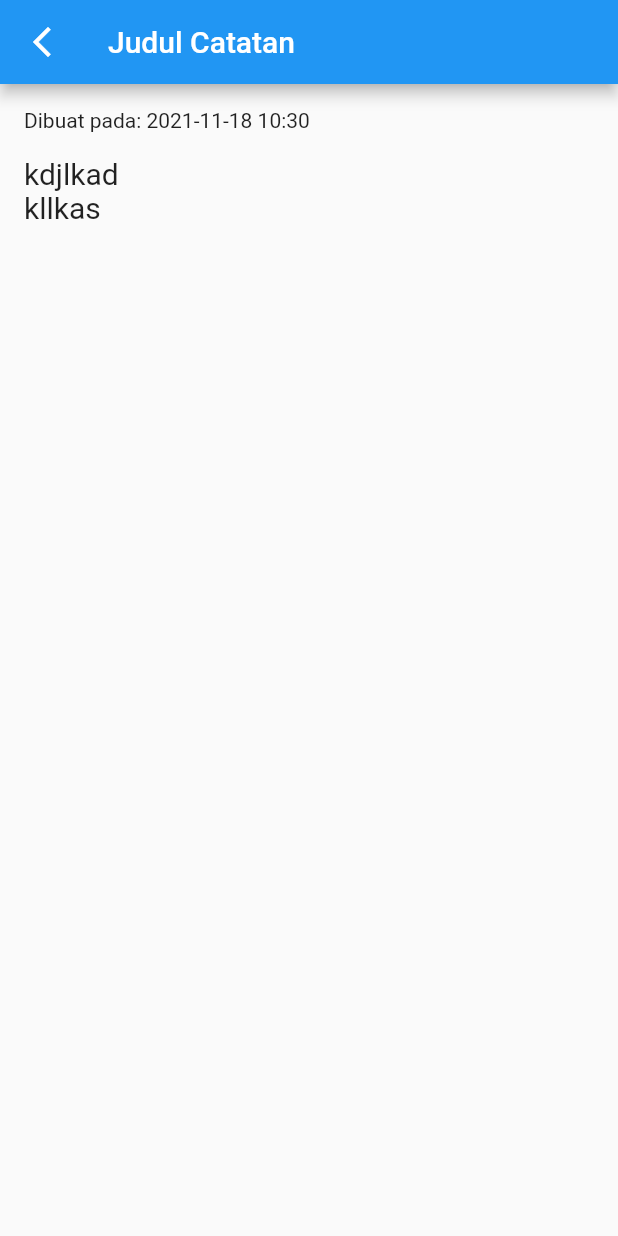
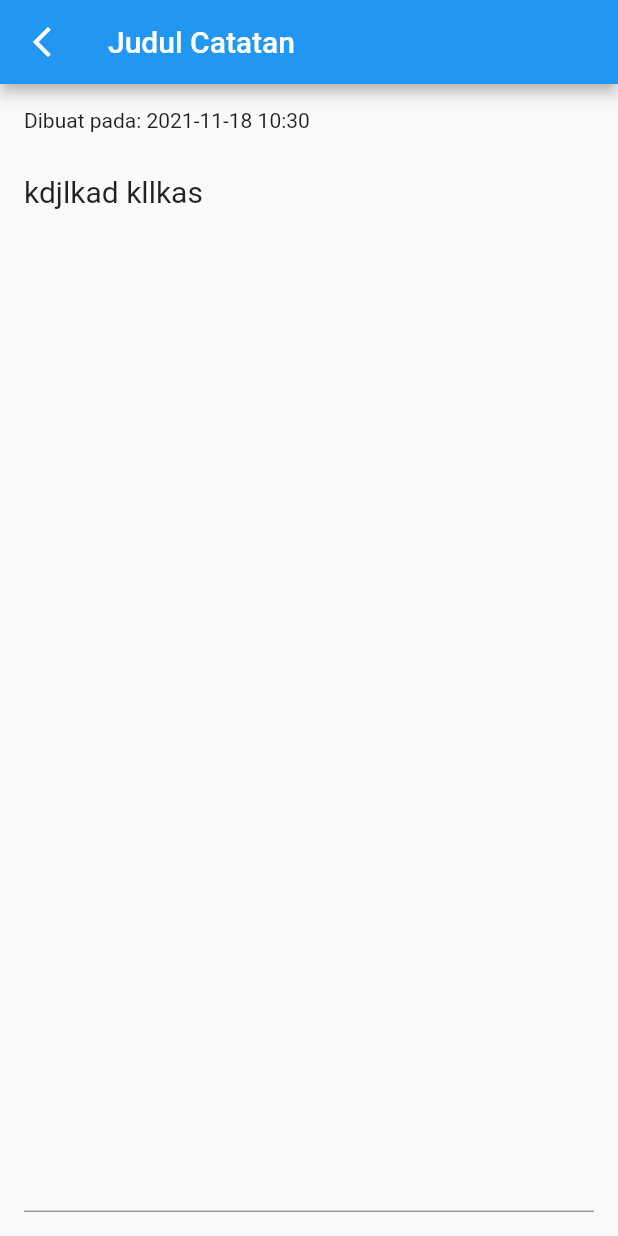
Before and after one commit to fuadagus/noteapp, a Flutter app: the DetailNote screen opened directly, on a phone screen of 412 x 824 dp. Run offline on Flutter 3.47's test engine with Material 2 defaults, Android fonts, the phone set to English and light mode, and no system bars; our stand-ins replace get.

Commit message:
menambahkan text field pada detailpage

```diff
--- a/lib/models/notemodel.dart
+++ b/lib/models/notemodel.dart
@@ -1,7 +1,7 @@
 List note = [
   {
     "id": "12345",
-    "content": "kdjlkad \nkllkas",
+    "content": "kdjlkad kllkas",
     "title": "Judul Catatan",
     "updateAt": DateTime.now()
   }
--- a/lib/pages/detailpage.dart
+++ b/lib/pages/detailpage.dart
@@ -2,7 +2,7 @@ import 'package:flutter/material.dart';
 import 'package:get/get.dart';
 import 'package:noteapp/pages/homepage.dart';
 
-class DetailNote extends StatelessWidget {
+class DetailNote extends StatefulWidget {
   const DetailNote(
       {Key? key,
       required this.title,
@@ -14,6 +14,13 @@ class DetailNote extends StatelessWidget {
   final DateTime date;
 
   @override
+  State<DetailNote> createState() => _DetailNoteState();
+}
+
+class _DetailNoteState extends State<DetailNote> {
+  TextEditingController _controller = TextEditingController();
+
+  @override
   Widget build(BuildContext context) {
     return SafeArea(
       child: Scaffold(
@@ -23,7 +30,7 @@ class DetailNote extends StatelessWidget {
                 Get.back();
               },
               icon: Icon(Icons.arrow_back_ios_new)),
-          title: Text(title),
+          title: Text(widget.title),
         ),
         body: Padding(
           padding: const EdgeInsets.all(8.0),
@@ -35,15 +42,17 @@ class DetailNote extends StatelessWidget {
                   Padding(
                     padding: const EdgeInsets.all(8.0),
                     child: Text(
-                        "Dibuat pada: ${date.toString().substring(0, 16)}"),
+                        "Dibuat pada: ${widget.date.toString().substring(0, 16)}"),
                   ),
                 ],
               ),
               Expanded(
                 child: Padding(
                   padding: const EdgeInsets.all(8.0),
-                  child: Text(
-                    content,
+                  child: TextField(
+                    maxLines: 120,
+                    textInputAction: TextInputAction.newline,
+                    controller: _controller..text = widget.content,
                     textAlign: TextAlign.start,
                     style: TextStyle(fontSize: 20),
                   ),
```
